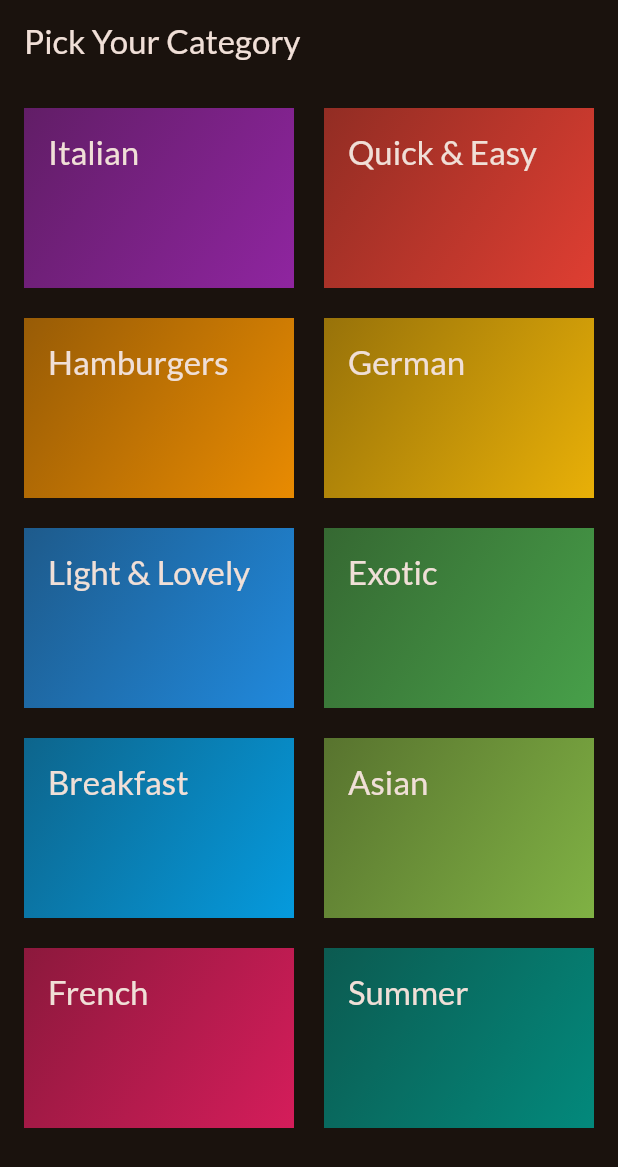
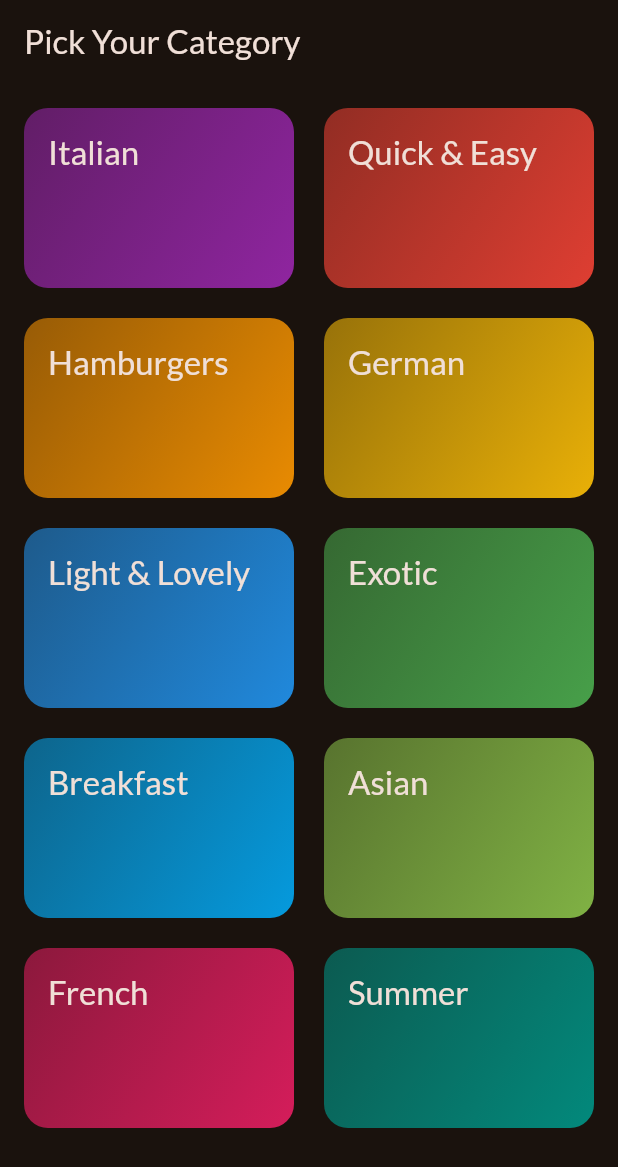
Before and after one commit to HassanKhan123/meals-app, a Flutter app: the screen it shows after launch, on a phone screen of 412 x 824 dp. Shown: the top 1167 px of the screen. Run offline on Flutter 3.47's test engine with Material 2 defaults, Android fonts, the phone set to English and light mode, and no system bars; our stand-ins replace google_fonts.

Commit message:
added: inkwell to add onTap functionality

```diff
--- a/lib/widgets/category_grid_item.dart
+++ b/lib/widgets/category_grid_item.dart
@@ -9,9 +9,14 @@ class CategoryGridItem extends StatelessWidget {
 
   @override
   Widget build(BuildContext context) {
-    return Container(
+    return InkWell(
+      onTap: () => {},
+      splashColor: Theme.of(context).primaryColor,
+      borderRadius: BorderRadius.circular(16),
+      child: Container(
         padding: const EdgeInsets.all(16),
         decoration: BoxDecoration(
+          borderRadius: BorderRadius.circular(16),
           gradient: LinearGradient(colors: [
             category.color.withOpacity(0.55),
             category.color.withOpacity(
@@ -26,6 +31,7 @@ class CategoryGridItem extends StatelessWidget {
               .titleLarge!
               .copyWith(color: Theme.of(context).colorScheme.onBackground),
         ),
+      ),
     );
   }
 }
```
Lines whose indentation alone changed are shown as unchanged.
